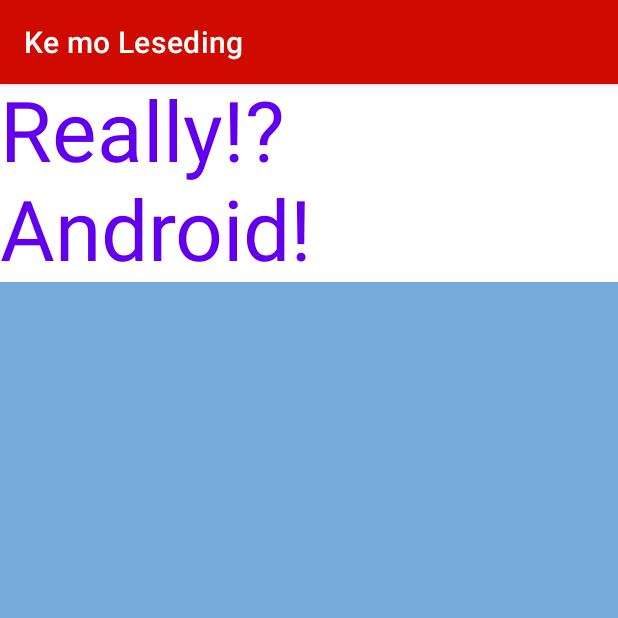
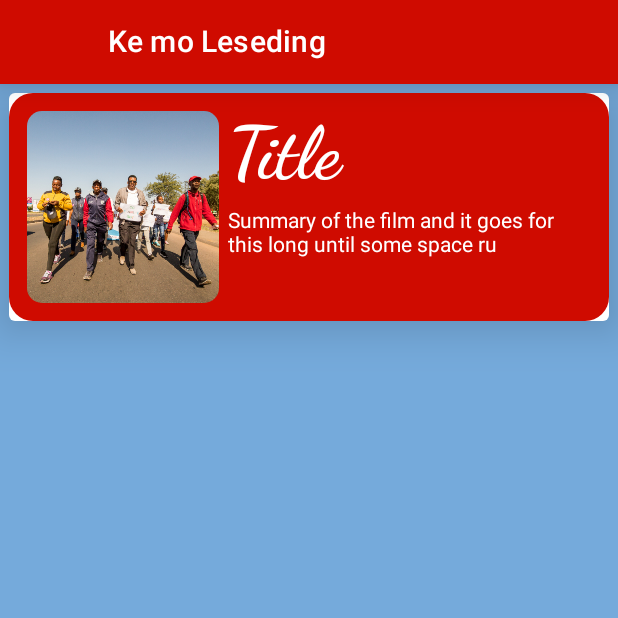
Before and after one commit to PVOBrien/kemoleseding, an Android app built with Jetpack Compose: the screen it shows after launch (RealName before the commit, MainActivity after it), on a phone screen of 412 x 824 dp, the top half of it. Run offline under Robolectric (Android 15) with nearby library versions, the phone set to English and light mode, and no system bars.

Commit message:
first working

```diff
--- a/app/src/main/AndroidManifest.xml
+++ b/app/src/main/AndroidManifest.xml
@@ -8,24 +8,17 @@
         android:label="@string/app_name"
         android:roundIcon="@mipmap/ic_launcher_round"
         android:supportsRtl="true"
-        android:theme="@style/Theme.KemoLeseding">
-        <activity
-            android:name=".RealName"
-            android:exported="true" >
+        android:theme="@style/Theme.KemoLeseding.AppBarOverlay">
 
-            <intent-filter>
-                <action android:name="android.intent.action.MAIN" />
-
-                <category android:name="android.intent.category.LAUNCHER" />
-            </intent-filter>
-
-        </activity>
         <activity
             android:name=".MainActivity"
             android:exported="true"
             android:label="@string/app_name"
-            android:theme="@style/Theme.KemoLeseding.NoActionBar">
-
+            android:theme="@style/Theme.KemoLeseding">
+            <intent-filter>
+                <action android:name="android.intent.action.MAIN" />
+                <category android:name="android.intent.category.LAUNCHER" />
+            </intent-filter>
         </activity>
     </application>
 
--- a/app/src/main/java/com/cfreesespuffs/github/kemoleseding/MainActivity.kt
+++ b/app/src/main/java/com/cfreesespuffs/github/kemoleseding/MainActivity.kt
@@ -3,41 +3,175 @@ package com.cfreesespuffs.github.kemoleseding
 import android.os.Bundle
 import androidx.activity.ComponentActivity
 import androidx.activity.compose.setContent
-import androidx.compose.material.MaterialTheme
-import androidx.compose.material.Surface
-import androidx.compose.material.Text
+import androidx.compose.foundation.Image
+import androidx.compose.foundation.background
+import androidx.compose.foundation.layout.*
+import androidx.compose.foundation.shape.RoundedCornerShape
+import androidx.compose.material.*
+import androidx.compose.material.SnackbarDefaults.backgroundColor
+import androidx.compose.material.icons.Icons
+import androidx.compose.material.icons.filled.Menu
 import androidx.compose.runtime.Composable
+import androidx.compose.ui.Modifier
+import androidx.compose.ui.draw.clip
+import androidx.compose.ui.draw.shadow
+import androidx.compose.ui.graphics.Color
+import androidx.compose.ui.layout.ContentScale
+import androidx.compose.ui.res.painterResource
+import androidx.compose.ui.text.font.FontFamily
+import androidx.compose.ui.text.font.FontWeight
 import androidx.compose.ui.tooling.preview.Preview
+import androidx.compose.ui.unit.Dp
+import androidx.compose.ui.unit.TextUnitType.Companion.Em
+import androidx.compose.ui.unit.dp
+import androidx.compose.ui.unit.em
 import androidx.compose.ui.unit.sp
-import com.cfreesespuffs.github.kemoleseding.ui.theme.KemoLesedingTheme
+import androidx.constraintlayout.widget.ConstraintLayout
+import com.cfreesespuffs.github.kemoleseding.ui.theme.kmlLightBlue
+import com.cfreesespuffs.github.kemoleseding.ui.theme.kmlRed
+import com.cfreesespuffs.github.kemoleseding.ui.theme.kmlYellow
 
 class MainActivity : ComponentActivity() {
     override fun onCreate(savedInstanceState: Bundle?) {
         super.onCreate(savedInstanceState)
         setContent {
-            KemoLesedingTheme {
-                // A surface container using the 'background' color from the theme
-                Surface(color = MaterialTheme.colors.background) {
-                    Greeting("Android")
-                }
-            }
+            ToolbarWidget()
+//            KemoLesedingTheme()
         }
     }
 }
 
 @Composable
-fun Greeting(name: String) {
-    Text(text = "Really!? $name!",
-        fontSize = 56.sp,
-        color = MaterialTheme.colors.primary
+fun KemoLesedingTheme() {
+    // A surface container using the 'background' color from the theme
+    Surface(
+        color = kmlLightBlue,
+        modifier = Modifier.fillMaxSize()
+    ) {
+        Column(
+            modifier = Modifier
+                .padding(horizontal = 6.dp, vertical = 6.dp)
+        ) {
+            Card(elevation = 18.dp) {
+                Module()
+            }
+        }
+//        ) {
+//            Greeting("Android")
+//        Module()
+//    }
+    }
+}
+
+@Composable
+fun Module() {
+    Row(
+        modifier = Modifier
+            .wrapContentSize()
+            .clip(
+                RoundedCornerShape(16.dp)
+            )
+            .background(kmlRed) // no longer in the xml, look to the ui.theme package
+            .padding(horizontal = 12.dp, vertical = 12.dp)
+    ) {
+        MPic()
+        ModuleDetails()
+    }
+}
+
+@Composable
+fun MPic() {
+    Image(
+        painter = painterResource(id = R.drawable.module_one_pic),
+        contentScale = ContentScale.Crop,
+        modifier = Modifier
+            .size(128.dp)
+            .clip(RoundedCornerShape(10.dp)),
+        contentDescription = "Stanley walking strong"
     )
+}
 
+@Composable
+fun ModuleDetails() {
+    Column(Modifier.padding(horizontal = Dp(6.0F))) {
+        Text(
+            text = "Title",
+            fontFamily = FontFamily.Cursive,
+            fontSize = 6.em,
+            fontWeight = FontWeight.Bold,
+            color = Color.White
+        )
+        Text(
+            text = "Summary of the film and it goes for this long until some space ru",
+            Modifier.padding(horizontal = Dp(0.0F), vertical = Dp(8.0F)),
+            color = Color.White
+        )
+    }
 }
+
+// **== PREVIEW CALL ==**
 
 @Preview(showBackground = true)
 @Composable
 fun DefaultPreview() {
-    KemoLesedingTheme {
-        Greeting("Android")
-    }
+    ToolbarWidget()
+//    KemoLesedingTheme { // order matters, runs top to bottom.
+//        Greeting("Android")
+//    }
 }
+
+// "Trash" below
+
+@Composable
+fun Greeting(name: String) {
+    Text(
+        text = "Really!? $name!",
+        fontSize = 23.sp,
+        color = kmlYellow
+    )
+}
+
+@Composable
+fun ToolbarWidget() {
+    // theme for our app.
+    Scaffold(
+        // below line we are
+        // creating a top bar.
+        topBar = {
+            TopAppBar(
+                // in below line we are
+                // adding title to our top bar.
+                title = {
+                    // inside title we are
+                    // adding text to our toolbar.
+                    Text(
+                        text = "Ke mo Leseding",
+                        // below line is use
+                        // to give text color.
+                        color = Color.White
+                    )
+                },
+                navigationIcon = {
+                    // navigation icon is use
+                    // for drawer icon.
+                    IconButton(onClick = { }) {
+                        // below line is use to
+                        // specify navigation icon.
+//                        Icon(Icons.Filled.Menu)
+                    }
+                },
+                // below line is use to give background color
+                backgroundColor = kmlRed,
+
+                // content color is use to give
+                // color to our content in our toolbar.
+                contentColor = Color.White,
+
+                // below line is use to give
+                // elevation to our toolbar.
+                elevation = 12.dp
+            )
+        }, content = {
+            KemoLesedingTheme()
+        })
+}
--- a/app/src/main/java/com/cfreesespuffs/github/kemoleseding/RealName.kt
+++ /dev/null
@@ -1,26 +0,0 @@
-package com.cfreesespuffs.github.kemoleseding
-
-import androidx.appcompat.app.AppCompatActivity
-import android.os.Bundle
-import androidx.activity.compose.setContent
-import androidx.compose.material.MaterialTheme
-import androidx.compose.material.Surface
-import androidx.compose.material.Text
-import androidx.compose.runtime.Composable
-import androidx.compose.ui.tooling.preview.Preview
-import androidx.compose.ui.unit.sp
-import com.cfreesespuffs.github.kemoleseding.ui.theme.KemoLesedingTheme
-
-class RealName : AppCompatActivity() {
-    override fun onCreate(savedInstanceState: Bundle?) {
-        super.onCreate(savedInstanceState)
-        setContent {
-            KemoLesedingTheme {
-                // A surface container using the 'background' color from the theme
-                Surface(color = MaterialTheme.colors.background) {
-                    Greeting("Android")
-                }
-            }
-        }
-    }
-}
--- a/app/src/main/java/com/cfreesespuffs/github/kemoleseding/ui/theme/Color.kt
+++ b/app/src/main/java/com/cfreesespuffs/github/kemoleseding/ui/theme/Color.kt
@@ -6,3 +6,8 @@ val Purple200 = Color(0xFFBB86FC)
 val Purple500 = Color(0xFF6200EE)
 val Purple700 = Color(0xFF3700B3)
 val Teal200 = Color(0xFF03DAC5)
+val kmlRed = Color(0xFFCF0B00)
+val kmlYellow = Color(0xFFD5E800)
+val kmlLightBlue = Color(0xFF75AADB)
+
+//<color name="kml_blue_light">#75AADB</color>
--- a/app/src/main/res/values/themes.xml
+++ b/app/src/main/res/values/themes.xml
@@ -13,6 +13,7 @@
         <item name="android:statusBarColor" tools:targetApi="l">?attr/colorPrimaryVariant</item>
         <!-- Customize your theme here. -->
         <item name="android:windowBackground">@color/kml_blue_light</item>
+        <item name="title">@string/app_name</item>
     </style>
 
     <style name="Theme.KemoLeseding.NoActionBar">
```
Also changed, not shown: app/src/main/res/drawable-v24/module_one_pic.jpg (added).
